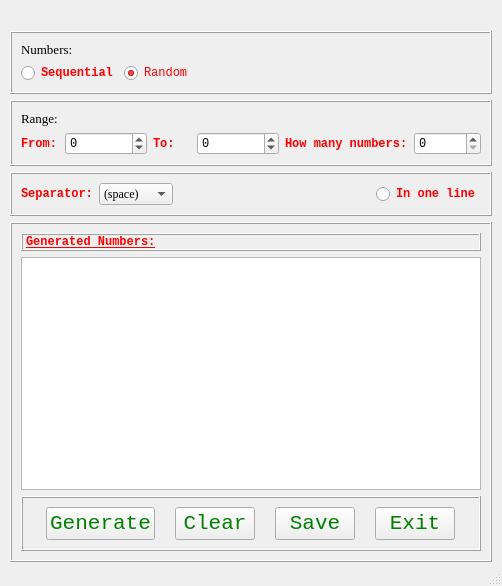
This is generator.ui in sliziky/random_number_generator as Qt 5 draws it before an edit. The edited form follows.
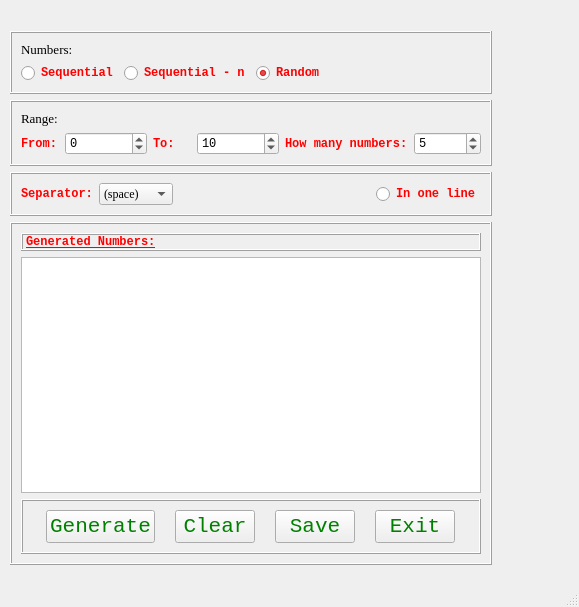
This is the edited form.

Patch:
```diff
--- a/generator.ui
+++ b/generator.ui
@@ -6,21 +6,21 @@
    <rect>
     <x>0</x>
     <y>0</y>
-    <width>502</width>
-    <height>586</height>
+    <width>579</width>
+    <height>607</height>
    </rect>
   </property>
   <property name="windowTitle">
    <string>Number Generator</string>
   </property>
   <widget class="QWidget" name="centralwidget">
-   <widget class="QWidget" name="">
+   <widget class="QWidget" name="layoutWidget">
     <property name="geometry">
      <rect>
       <x>10</x>
       <y>31</y>
       <width>482</width>
-      <height>531</height>
+      <height>534</height>
      </rect>
     </property>
     <layout class="QVBoxLayout" name="verticalLayout_2">
@@ -41,10 +41,23 @@
        <property name="midLineWidth">
         <number>0</number>
        </property>
-       <layout class="QHBoxLayout" name="horizontalLayout">
-        <item>
-         <layout class="QFormLayout" name="formLayout">
-          <item row="1" column="0">
+       <layout class="QFormLayout" name="formLayout">
+        <item row="0" column="0">
+         <widget class="QLabel" name="label_3">
+          <property name="font">
+           <font>
+            <family>Times New Roman</family>
+            <pointsize>10</pointsize>
+           </font>
+          </property>
+          <property name="text">
+           <string>Numbers: </string>
+          </property>
+         </widget>
+        </item>
+        <item row="1" column="0">
+         <layout class="QHBoxLayout" name="horizontalLayout">
+          <item>
            <widget class="QRadioButton" name="sequential">
             <property name="font">
              <font>
@@ -64,7 +77,24 @@
             </property>
            </widget>
           </item>
-          <item row="1" column="1">
+          <item>
+           <widget class="QRadioButton" name="sequentialn">
+            <property name="font">
+             <font>
+              <family>Consolas</family>
+              <weight>75</weight>
+              <bold>true</bold>
+             </font>
+            </property>
+            <property name="styleSheet">
+             <string notr="true">QRadioButton {color:red}</string>
+            </property>
+            <property name="text">
+             <string>Sequential - n</string>
+            </property>
+           </widget>
+          </item>
+          <item>
            <widget class="QRadioButton" name="random">
             <property name="sizePolicy">
              <sizepolicy hsizetype="Preferred" vsizetype="Preferred">
@@ -81,6 +111,8 @@
             <property name="font">
              <font>
               <family>Consolas</family>
+              <weight>75</weight>
+              <bold>true</bold>
              </font>
             </property>
             <property name="layoutDirection">
@@ -97,19 +129,6 @@
             </property>
            </widget>
           </item>
-          <item row="0" column="0">
-           <widget class="QLabel" name="label_3">
-            <property name="font">
-             <font>
-              <family>Times New Roman</family>
-              <pointsize>10</pointsize>
-             </font>
-            </property>
-            <property name="text">
-             <string>Numbers: </string>
-            </property>
-           </widget>
-          </item>
          </layout>
         </item>
        </layout>
@@ -153,6 +172,9 @@
             <property name="maximum">
              <number>99999</number>
             </property>
+            <property name="value">
+             <number>5</number>
+            </property>
            </widget>
           </item>
           <item row="1" column="1" alignment="Qt::AlignRight">
@@ -196,7 +218,7 @@
              <number>100000</number>
             </property>
             <property name="value">
-             <number>0</number>
+             <number>10</number>
             </property>
            </widget>
           </item>
```
